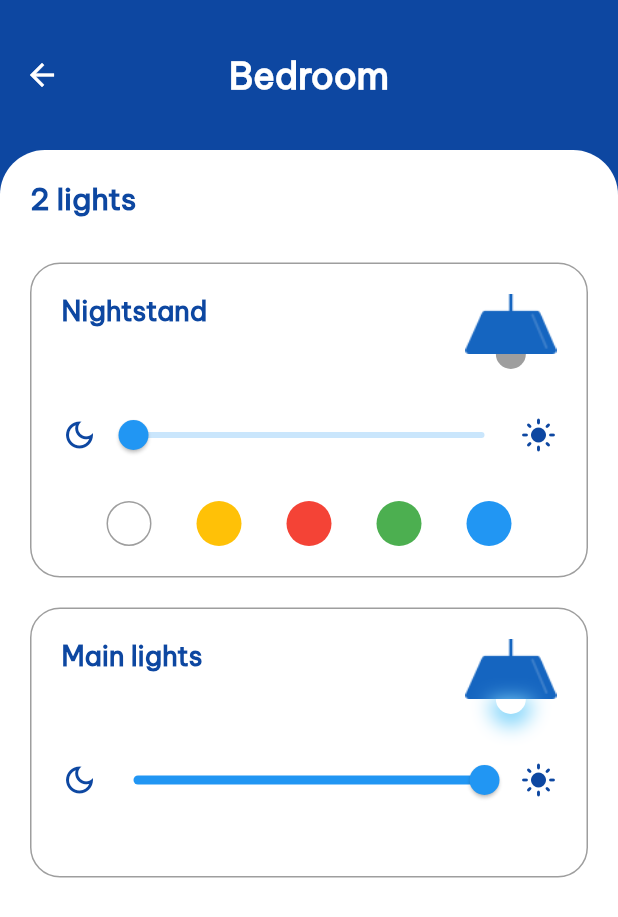
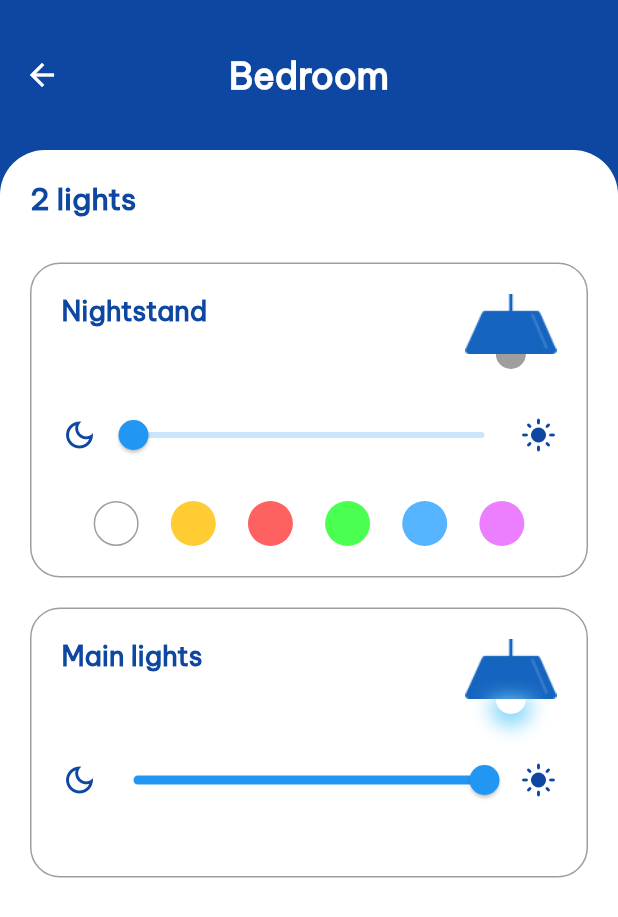
Before and after one commit to Mayank-9018/SmartHome, a Flutter app: the screen it shows after launch, after a tap on "Bedroom", on a phone screen of 412 x 824 dp. Shown: the top 917 px of the screen. Run offline on Flutter 3.47's test engine with Material 2 defaults, Android fonts, the phone set to English and light mode, and no system bars.

Commit message:
Update colors

```diff
--- a/lib/components/light_card.dart
+++ b/lib/components/light_card.dart
@@ -136,10 +136,11 @@ class ColorPallete extends StatelessWidget {
 
   final List<Color> colors = const [
     Color(0xFFFFFFFF),
-    Color(0xFFFFC107),
-    Color(0xFFF44336),
-    Color(0xFF4CAF50),
-    Color(0xFF2196F3),
+    Color.fromARGB(255, 255, 204, 51),
+    Color.fromARGB(255, 255, 97, 97),
+    Color.fromARGB(255, 75, 255, 81),
+    Color.fromARGB(255, 86, 179, 255),
+    Color.fromARGB(255, 236, 127, 255),
   ];
 
   @override
```
